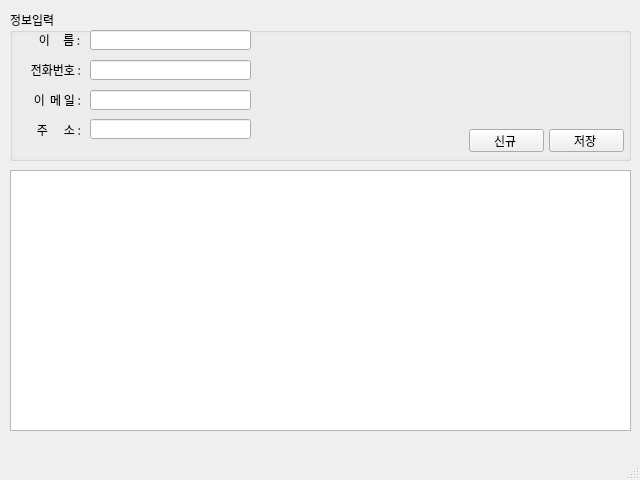
Above: part1/StudyPyQt/addressBook.ui from jangsihyeon/miniprojects before the change. Below: the same form after it.
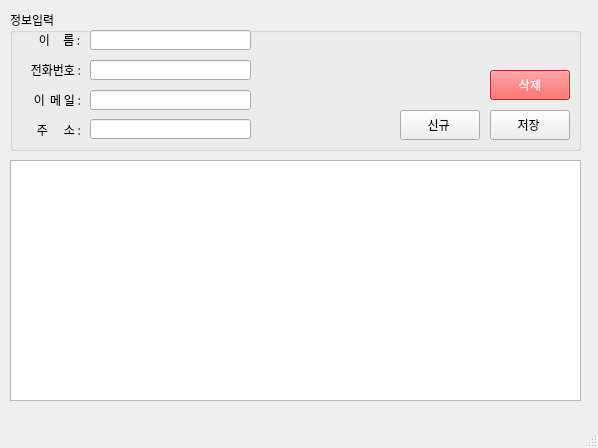
That is the form after the change.

Diff of the .ui file:
```diff
--- a/part1/StudyPyQt/addressBook.ui
+++ b/part1/StudyPyQt/addressBook.ui
@@ -6,10 +6,16 @@
    <rect>
     <x>0</x>
     <y>0</y>
-    <width>640</width>
-    <height>480</height>
+    <width>598</width>
+    <height>448</height>
    </rect>
   </property>
+  <property name="sizePolicy">
+   <sizepolicy hsizetype="Fixed" vsizetype="Fixed">
+    <horstretch>0</horstretch>
+    <verstretch>0</verstretch>
+   </sizepolicy>
+  </property>
   <property name="font">
    <font>
     <family>함초롬돋움</family>
@@ -24,8 +30,8 @@
      <rect>
       <x>10</x>
       <y>10</y>
-      <width>621</width>
-      <height>151</height>
+      <width>571</width>
+      <height>141</height>
      </rect>
     </property>
     <layout class="QVBoxLayout" name="verticalLayout">
@@ -150,10 +156,10 @@
        <widget class="QPushButton" name="bntNew">
         <property name="geometry">
          <rect>
-          <x>459</x>
-          <y>119</y>
-          <width>75</width>
-          <height>23</height>
+          <x>390</x>
+          <y>100</y>
+          <width>80</width>
+          <height>30</height>
          </rect>
         </property>
         <property name="text">
@@ -163,16 +169,35 @@
        <widget class="QPushButton" name="btnSave">
         <property name="geometry">
          <rect>
-          <x>539</x>
-          <y>119</y>
-          <width>75</width>
-          <height>23</height>
+          <x>480</x>
+          <y>100</y>
+          <width>80</width>
+          <height>30</height>
          </rect>
         </property>
         <property name="text">
          <string>저장 </string>
         </property>
        </widget>
+       <widget class="QPushButton" name="btnDel">
+        <property name="geometry">
+         <rect>
+          <x>480</x>
+          <y>60</y>
+          <width>80</width>
+          <height>30</height>
+         </rect>
+        </property>
+        <property name="styleSheet">
+         <string notr="true">background-color : rgb(255, 50, 50);
+color : rgb(255, 255, 255);
+font: 75 9pt &quot;함초롬돋움&quot;;
+</string>
+        </property>
+        <property name="text">
+         <string>삭제</string>
+        </property>
+       </widget>
       </widget>
      </item>
     </layout>
@@ -181,14 +206,21 @@
     <property name="geometry">
      <rect>
       <x>10</x>
-      <y>170</y>
-      <width>621</width>
-      <height>261</height>
+      <y>160</y>
+      <width>571</width>
+      <height>241</height>
      </rect>
     </property>
     <layout class="QVBoxLayout" name="verticalLayout_2">
      <item>
-      <widget class="QTableWidget" name="tblAddress"/>
+      <widget class="QTableWidget" name="tblAddress">
+       <property name="maximumSize">
+        <size>
+         <width>600</width>
+         <height>500</height>
+        </size>
+       </property>
+      </widget>
      </item>
     </layout>
    </widget>
```
Left out of the diff: 6 changed lines with no effect on the pictures.
